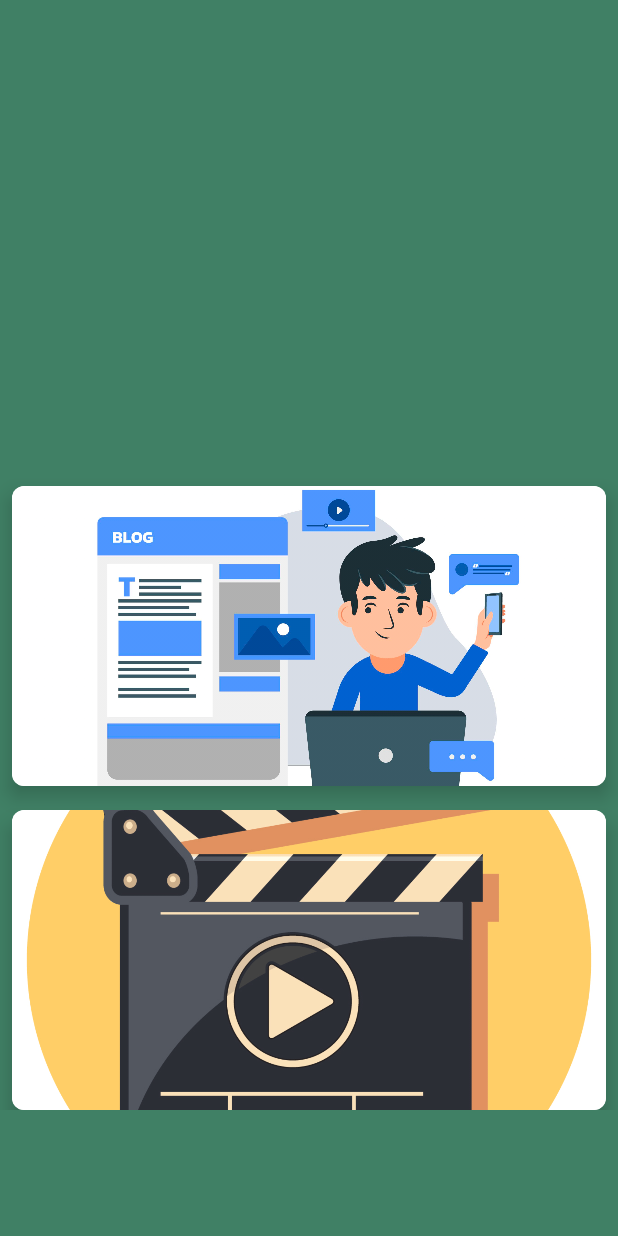
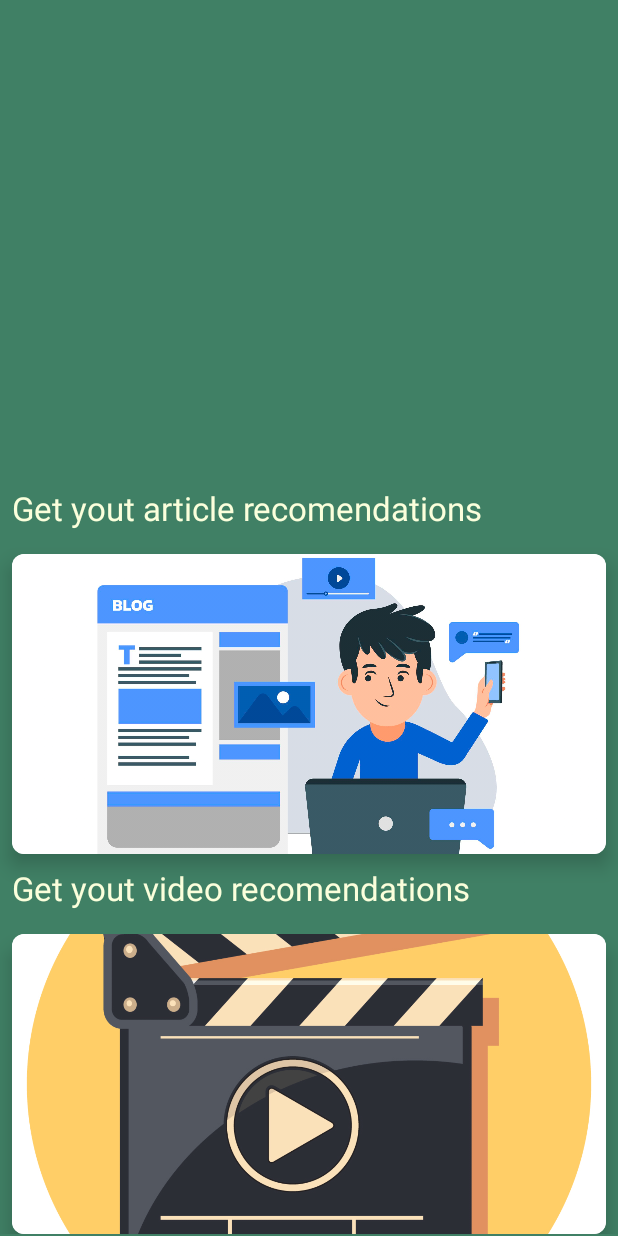
Before and after one commit to Devanoz/Recreate-app, an Android app: the CameraActivity screen opened directly, with no data from a screen before it, on a phone screen of 412 x 824 dp. Run offline under Robolectric (Android 15) with nearby library versions, the phone set to English and light mode, and no system bars; libraries missing offline, so code that uses them is left out: org.tensorflow.lite; 12 statements that could not run were skipped.

Commit message:
add title in activity camera result card

```diff
--- a/app/src/main/res/layout/activity_camera_result.xml
+++ b/app/src/main/res/layout/activity_camera_result.xml
@@ -32,6 +32,7 @@
     </androidx.recyclerview.widget.RecyclerView>
 
     <ScrollView
+        android:layout_marginTop="8dp"
         android:layout_width="match_parent"
         android:layout_height="wrap_content">
         <LinearLayout
@@ -39,6 +40,13 @@
             android:layout_height="wrap_content"
             android:orientation="vertical"
             >
+            <TextView
+                android:layout_width="wrap_content"
+                android:layout_height="wrap_content"
+                android:layout_marginTop="8dp"
+                android:layout_marginStart="8dp"
+                android:textAppearance="@style/TextAppearance.Material3.TitleLarge"
+                android:text="Get yout article recomendations"/>
             <androidx.cardview.widget.CardView
                 android:id="@+id/cardView_article"
                 android:layout_width="match_parent"
@@ -58,6 +66,13 @@
                     />
             </androidx.cardview.widget.CardView>
 
+            <TextView
+                android:layout_width="wrap_content"
+                android:layout_height="wrap_content"
+                android:layout_marginTop="8dp"
+                android:layout_marginStart="8dp"
+                android:textAppearance="@style/TextAppearance.Material3.TitleLarge"
+                android:text="Get yout video recomendations"/>
             <androidx.cardview.widget.CardView
                 android:id="@+id/cardView_video"
                 android:layout_width="match_parent"
@@ -69,16 +84,12 @@
                 app:cardCornerRadius="8dp"
                 android:layout_height="200dp"
                 android:focusable="true">
-
                 <com.google.android.material.imageview.ShapeableImageView
                     android:layout_width="match_parent"
                     android:layout_height="match_parent"
                     android:scaleType="centerCrop"
                     app:srcCompat="@drawable/video_illustration" />
             </androidx.cardview.widget.CardView>
-
         </LinearLayout>
     </ScrollView>
-
-
 </LinearLayout>
```
Also changed, not shown: 9 other files.
